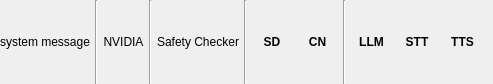
Old version of the form src/airunner/widgets/status/templates/status.ui in the repository Capsize-Games/airunner.
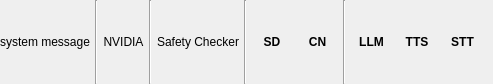
New version of the form.

Commit message: improves status and action button layout

The edit to the form file:
```diff
--- a/src/airunner/widgets/status/templates/status.ui
+++ b/src/airunner/widgets/status/templates/status.ui
@@ -156,22 +156,6 @@
      </property>
     </widget>
    </item>
-   <item>
-    <widget class="QLabel" name="stt_status">
-     <property name="font">
-      <font>
-       <pointsize>-1</pointsize>
-       <bold>true</bold>
-      </font>
-     </property>
-     <property name="text">
-      <string>STT</string>
-     </property>
-     <property name="alignment">
-      <set>Qt::AlignmentFlag::AlignCenter</set>
-     </property>
-    </widget>
-   </item>
    <item>
     <widget class="QLabel" name="tts_status">
      <property name="sizePolicy">
@@ -194,6 +178,22 @@
      </property>
     </widget>
    </item>
+   <item>
+    <widget class="QLabel" name="stt_status">
+     <property name="font">
+      <font>
+       <pointsize>-1</pointsize>
+       <bold>true</bold>
+      </font>
+     </property>
+     <property name="text">
+      <string>STT</string>
+     </property>
+     <property name="alignment">
+      <set>Qt::AlignmentFlag::AlignCenter</set>
+     </property>
+    </widget>
+   </item>
   </layout>
  </widget>
  <resources/>
```
The commit also changes 3 other files.
